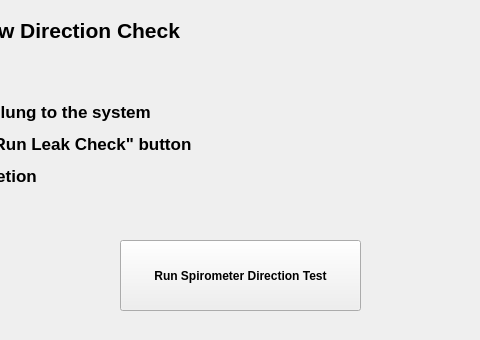
Before: the Qt Designer form gui/selftest/selftest.ui in fmselab/mvm-gui, drawn with Qt 5; both pictures show x 160 to 640 and y 0 to 340 of the 800 by 340 pixel window.
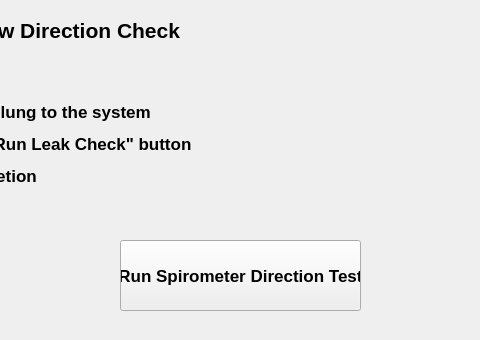
After: the same form once the commit is applied. The open tabs and pages were chosen to show the change.

Commit message: buttons font size uniformed

```diff
--- a/gui/selftest/selftest.ui
+++ b/gui/selftest/selftest.ui
@@ -22,6 +22,11 @@
      <height>340</height>
     </rect>
    </property>
+   <property name="font">
+    <font>
+     <pointsize>13</pointsize>
+    </font>
+   </property>
    <property name="currentIndex">
     <number>0</number>
    </property>
@@ -131,7 +136,7 @@
      <property name="font">
       <font>
        <family>Cantarell</family>
-       <pointsize>9</pointsize>
+       <pointsize>13</pointsize>
        <weight>75</weight>
        <bold>true</bold>
       </font>
```
Left out of the diff: 4 changed lines with no effect on the pictures.
